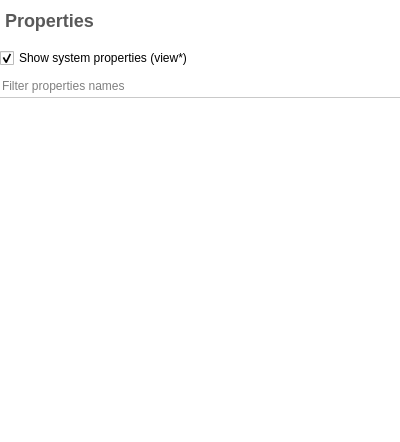
Above: plugins/view/tableview/PropertiesEditor.ui from vadivelselvaraj/TulipGLImprovement before the change. Below: the same form after it.
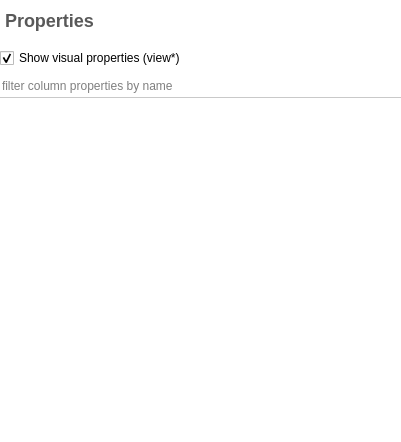
That is the form after the change. Icons and pictures are not drawn. Custom widgets are drawn as their Qt base class.

Commit message: Because it allows to configure the data displayed in the table, set the properties editor as a table view configuration widget

Diff of the .ui file:
```diff
--- a/plugins/view/tableview/PropertiesEditor.ui
+++ b/plugins/view/tableview/PropertiesEditor.ui
@@ -6,10 +6,16 @@
    <rect>
     <x>0</x>
     <y>0</y>
-    <width>400</width>
+    <width>401</width>
     <height>442</height>
    </rect>
   </property>
+  <property name="sizePolicy">
+   <sizepolicy hsizetype="Expanding" vsizetype="Preferred">
+    <horstretch>0</horstretch>
+    <verstretch>0</verstretch>
+   </sizepolicy>
+  </property>
   <property name="windowTitle">
    <string>Properties</string>
   </property>
@@ -130,8 +136,14 @@
    </item>
    <item>
     <widget class="QCheckBox" name="userPropertiesCheck">
+     <property name="sizePolicy">
+      <sizepolicy hsizetype="Expanding" vsizetype="Fixed">
+       <horstretch>0</horstretch>
+       <verstretch>0</verstretch>
+      </sizepolicy>
+     </property>
      <property name="text">
-      <string>Show system properties (view*)</string>
+      <string>Show visual properties (view*)</string>
      </property>
      <property name="checked">
       <bool>true</bool>
@@ -171,12 +183,24 @@
 border-bottom: 1px solid #C9C9C9;</string>
         </property>
         <property name="placeholderText">
-         <string>Filter properties names</string>
+         <string>filter column properties by name</string>
         </property>
        </widget>
       </item>
       <item>
        <widget class="QTableView" name="tableView">
+        <property name="sizePolicy">
+         <sizepolicy hsizetype="MinimumExpanding" vsizetype="MinimumExpanding">
+          <horstretch>0</horstretch>
+          <verstretch>0</verstretch>
+         </sizepolicy>
+        </property>
+        <property name="minimumSize">
+         <size>
+          <width>400</width>
+          <height>300</height>
+         </size>
+        </property>
         <property name="contextMenuPolicy">
          <enum>Qt::CustomContextMenu</enum>
         </property>
```
Left out of the diff: 6 changed lines with no effect on the pictures. The commit also changes 3 other files.
